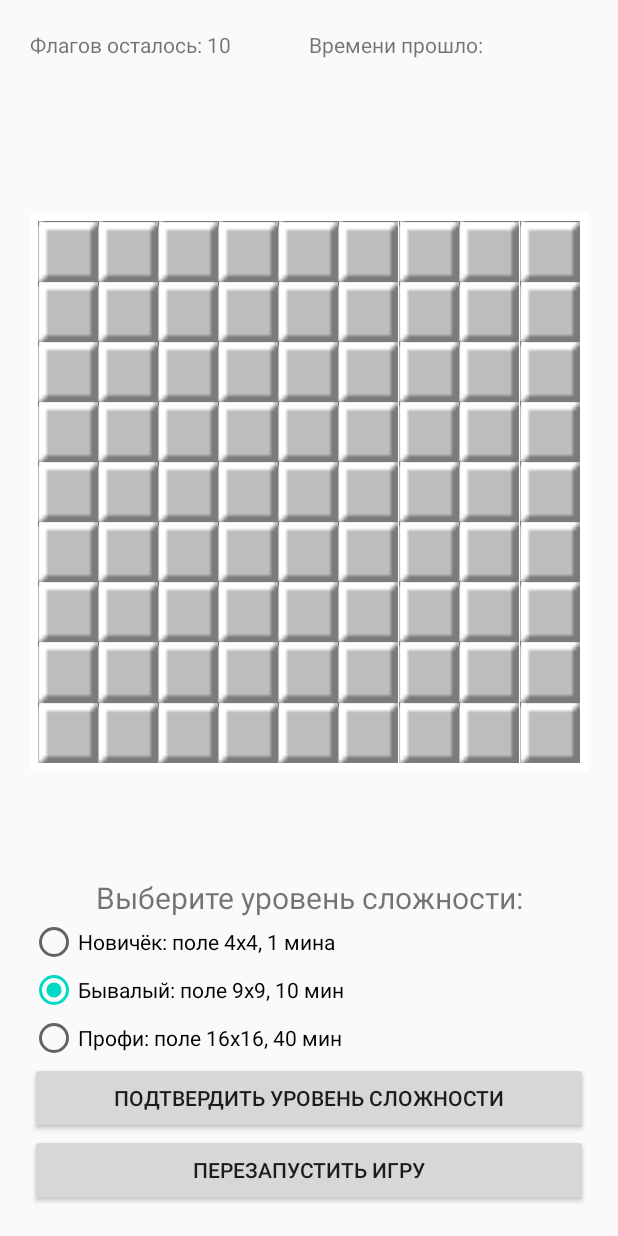
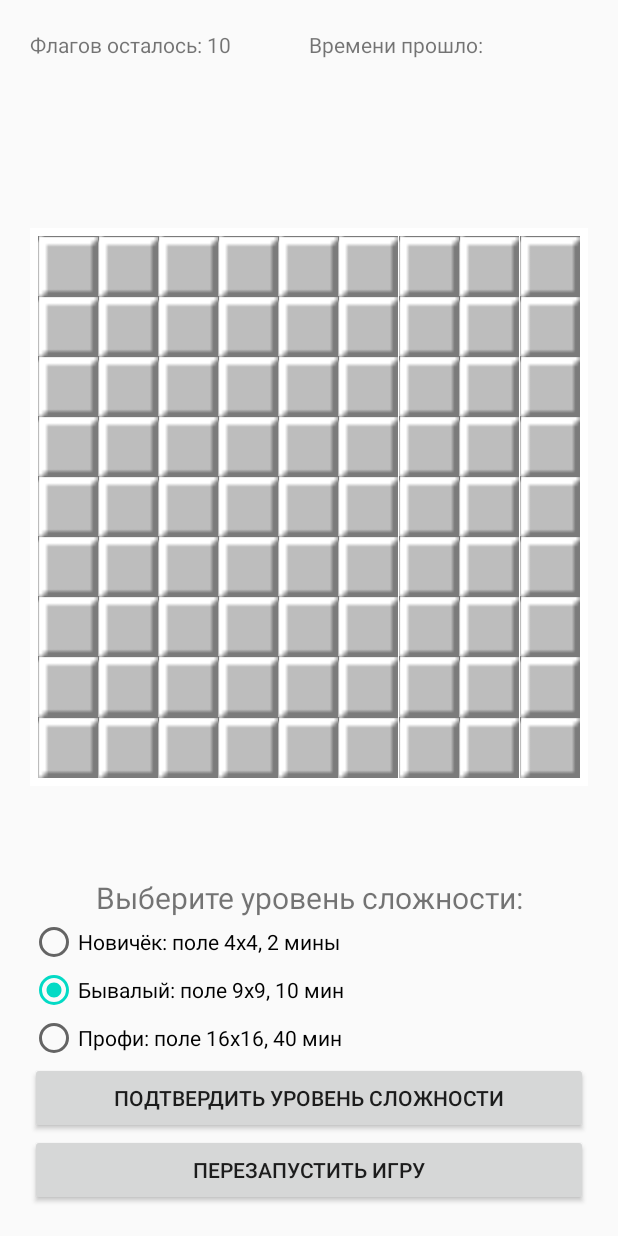
Before and after one commit to mrkiriss/-ombat_engineer, an Android app: the screen it shows after launch (CellsActivity), after a tap on "ПЕРЕЗАПУСТИТЬ ИГРУ", on a phone screen of 412 x 824 dp. Run offline under Robolectric (Android 15) with nearby library versions, the phone set to English and light mode, and no system bars.

Commit message:
Finally adding

```diff
--- a/app/src/main/java/ru/samsung/itschool/book/cells/CellsActivity.java
+++ b/app/src/main/java/ru/samsung/itschool/book/cells/CellsActivity.java
@@ -5,6 +5,7 @@ import android.graphics.drawable.Drawable;
 import android.os.Build;
 import android.os.Bundle;
 
+import android.os.Handler;
 import android.view.LayoutInflater;
 import android.view.View;
 import android.view.View.OnClickListener;
@@ -18,6 +19,16 @@ import android.widget.TextView;
 import androidx.annotation.RequiresApi;
 import androidx.appcompat.app.AppCompatActivity;
 
+import java.io.BufferedReader;
+import java.io.BufferedWriter;
+import java.io.File;
+import java.io.FileNotFoundException;
+import java.io.FileReader;
+import java.io.FileWriter;
+import java.io.IOException;
+import java.io.InputStreamReader;
+
+
 public class CellsActivity extends AppCompatActivity {
 
     private final Context context = this;
@@ -25,74 +36,95 @@ public class CellsActivity extends AppCompatActivity {
     public int WIDTH = 9;
     public int HEIGHT = 9;
     public int NUMBER_OF_MINES = 10;
-    public boolean first_click_made=false;
-    public int number_of_flags=0;
-    public int number_of_opened_cells=0;
+    public boolean first_click_made = false;
+    public int number_of_flags = 0;
+    public int number_of_opened_cells = 0;
+    public int number_of_seconds_after_first_click = 1;
+    public int type_of_difficulty_mode=1;
 
     public int WIDTH_MAX = 40; // переменные для динамического пользовательского изменения параметров поля
-    public int HEIGHT_MAX  = 40;
+    public int HEIGHT_MAX = 40;
 
     public int WIDTH_NEW = 9; // переменные для динамического пользовательского изменения параметров поля
-    public int HEIGHT_NEW  = 9;
-    public int NUMBER_OF_MINES_NEW  = 10;
+    public int HEIGHT_NEW = 9;
+    public int NUMBER_OF_MINES_NEW = 10;
 
     public int values[][] = new int[HEIGHT_MAX][WIDTH_MAX]; // массив карты {-1 - мина, i>=0 - количество мин-соседей}
     private Button[][] cells = new Button[HEIGHT_MAX][WIDTH_MAX];
-    public boolean flags[][] = new boolean[HEIGHT_MAX][WIDTH_MAX];
+    public int flags[][] = new int[HEIGHT_MAX][WIDTH_MAX]; // состояние флага на клетке {0 - нет флага, 1- флаг, 2 - вопрос}
     public boolean opened[][] = new boolean[HEIGHT_MAX][WIDTH_MAX];
+    public int records[] = new int[3];
+
+    Handler mHandler = new Handler();
+    Runnable timer = new Runnable() {
+        @Override
+        public void run() {
+            TextView timer = findViewById(R.id.timer);
+            timer.setText("Времени прошло: " + String.valueOf(number_of_seconds_after_first_click++));
+            mHandler.postDelayed(this, 1000);
+        }
+    };
 
     @RequiresApi(api = Build.VERSION_CODES.LOLLIPOP)
     @Override
     protected void onCreate(Bundle savedInstanceState) {
         super.onCreate(savedInstanceState);
         setContentView(R.layout.new_interface);
+        records[0]=999999;records[1]=999999;records[2]=999999;
         makeCells();
     }
 
     @RequiresApi(api = Build.VERSION_CODES.LOLLIPOP)
     // перезапустить карту в приложении
-    public void resetMap (View v) {
+    public void resetMap(View v) {
         final GridLayout cellsLayout = (GridLayout) findViewById(R.id.CellsLayout);
 
         for (int i = 0; i < HEIGHT_MAX; i++)
             for (int j = 0; j < WIDTH_MAX; j++) {
                 values[i][j] = 0;
-                flags[i][j] = false;
+                flags[i][j] = 0;
                 //cells[i][j]=0;
                 opened[i][j] = false;
             }
-        WIDTH = WIDTH_NEW ;
-        HEIGHT  = HEIGHT_NEW;
-        NUMBER_OF_MINES  = NUMBER_OF_MINES_NEW;
+        WIDTH = WIDTH_NEW;
+        HEIGHT = HEIGHT_NEW;
+        NUMBER_OF_MINES = NUMBER_OF_MINES_NEW;
         first_click_made = false;
         number_of_flags = 0;
-        TextView text = findViewById(R.id.mines_score);
+        number_of_seconds_after_first_click = 1;
+        number_of_opened_cells = 0;
+
+        TextView text = findViewById(R.id.mines_score); // очистить количество оставшихся флагов
         text.setText("Флагов осталось: " + String.valueOf(NUMBER_OF_MINES));
-        number_of_opened_cells = 0;
-        text = findViewById(R.id.game_result);
+        text = findViewById(R.id.game_result); // очистить результат игры
         text.setText("");
+        text = findViewById(R.id.timer); // очистить таймер
+        text.setText("Времени прошло: ");
+
         makeCells();
+        setRecords();
     }
 
     // входит ли клетка в двумерный массив
-    public boolean cellExists(int i, int j){
-        return (i>-1 && j>-1 && i<HEIGHT && j<WIDTH ? true : false);
+    public boolean cellExists(int i, int j) {
+        return (i > -1 && j > -1 && i < HEIGHT && j < WIDTH ? true : false);
     }
 
     // подсчёт количества соседних мин
-    int countNumberNearbyMines(int i, int j){
-        int y=i, x=j, s=0;
-        if (cellExists(y - 1, x - 1) && values[y-1][x-1]==-1) s++;
-        if (cellExists(y - 1, x) && values[y-1][x]==-1) s++;
-        if (cellExists(y - 1, x + 1) && values[y-1][x+1]==-1) s++;
-        if (cellExists(y, x - 1) && values[y][x-1]==-1) s++;
-        if (cellExists(y, x + 1) && values[y][x+1]==-1) s++;
-        if (cellExists(y + 1, x - 1) && values[y+1][x-1]==-1) s++;
-        if (cellExists(y + 1, x) && values[y+1][x]==-1) s++;
-        if (cellExists(y + 1, x + 1) && values[y+1][x+1]==-1) s++;
+    int countNumberNearbyMines(int i, int j) {
+        int y = i, x = j, s = 0;
+        if (cellExists(y - 1, x - 1) && values[y - 1][x - 1] == -1) s++;
+        if (cellExists(y - 1, x) && values[y - 1][x] == -1) s++;
+        if (cellExists(y - 1, x + 1) && values[y - 1][x + 1] == -1) s++;
+        if (cellExists(y, x - 1) && values[y][x - 1] == -1) s++;
+        if (cellExists(y, x + 1) && values[y][x + 1] == -1) s++;
+        if (cellExists(y + 1, x - 1) && values[y + 1][x - 1] == -1) s++;
+        if (cellExists(y + 1, x) && values[y + 1][x] == -1) s++;
+        if (cellExists(y + 1, x + 1) && values[y + 1][x + 1] == -1) s++;
         return s;
     }
 
+    // заполняет массив игрвого поля
     void generate() {
 
         // заполняем массив карты минами и количеством соседних мин
@@ -109,12 +141,11 @@ public class CellsActivity extends AppCompatActivity {
         // добавление количества соседей
         for (int i = 0; i < HEIGHT; i++) {
             for (int j = 0; j < WIDTH; j++) {
-                if (values[i][j]==-1) continue; // дальше, если в ячейке мина
-                if (values[i][j]==777){ // заменить резервацию на стандартный 0 и продолжить
-                    values[i][j]=0;
-                    continue;
+                if (values[i][j] == -1) continue; // дальше, если в ячейке мина
+                if (values[i][j] == 777) { // заменить резервацию на стандартный 0 и продолжить
+                    values[i][j] = 0;
                 }
-                values[i][j]=countNumberNearbyMines(i,j);
+                values[i][j] = countNumberNearbyMines(i, j);
             }
         }
     }
@@ -129,36 +160,40 @@ public class CellsActivity extends AppCompatActivity {
 
     // выполняет прекращение игры - поражение
     @RequiresApi(api = Build.VERSION_CODES.JELLY_BEAN)
-    void endGame(int y, int x){
+    void loseGame(int y, int x) {
         final GridLayout cellsLayout = (GridLayout) findViewById(R.id.CellsLayout);
         Drawable drawable;
         drawable = cellsLayout.getResources().getDrawable(R.drawable.end_mine);
         cells[y][x].setBackground(drawable);
-        values[y][x]=0;
+        values[y][x] = 0;
 
         for (int i = 0; i < HEIGHT; i++) {
             for (int j = 0; j < WIDTH; j++) {
                 opened[i][j] = true;
-                if (values[i][j] == -1 && !flags[i][j]) {
+                if (values[i][j] == -1 && flags[i][j] == 0) { // мина есть, флагов никаких нет
                     drawable = cellsLayout.getResources().getDrawable(R.drawable.mine);
                     cells[i][j].setBackground(drawable);
                 }
-                if (values[i][j] != -1 && flags[i][j]) {
+                if (values[i][j] != -1 && flags[i][j] == 1) { // мины нет, а обычный флаг установлен - картинку неугаданной мины
                     drawable = cellsLayout.getResources().getDrawable(R.drawable.mine_false);
                     cells[i][j].setBackground(drawable);
                 }
+                // флаг-вопрос не обрабатываем
 
             }
         }
         TextView text = findViewById(R.id.game_result);
         text.setText("DEFEAT");
+
+        mHandler.removeCallbacks(timer); // останавливает таймер
     }
 
     // выполняет прекращение игры - победа
     @RequiresApi(api = Build.VERSION_CODES.JELLY_BEAN)
     void winGame() {
+        mHandler.removeCallbacks(timer); // останавливает таймер
         final GridLayout cellsLayout = (GridLayout) findViewById(R.id.CellsLayout);
-        for (int i = 0; i < HEIGHT; i++){
+        for (int i = 0; i < HEIGHT; i++) {
             for (int j = 0; j < WIDTH; j++) {
                 opened[i][j] = true;
                 if (values[i][j] == -1) {
@@ -169,18 +204,20 @@ public class CellsActivity extends AppCompatActivity {
         }
         TextView text = findViewById(R.id.game_result);
         text.setText("VICTORY");
+
+        saveRecords();
     }
 
-    // рекурсивная обработка и отражение на экране соседей у клетки, на которю нажали
+    // обработка и отражение на экране соседей у клетки, на которю нажали
     @RequiresApi(api = Build.VERSION_CODES.JELLY_BEAN)
-    void upWave(int i, int j){ // открывает мины, если выполены необходимые условия// погашение волны, если клетка не входит или уже открыта или имеет мины по-соседству
-        if (!cellExists(i,j) || opened[i][j] || flags[i][j]) return;
-        opened[i][j]=true;
+    void upWave(int i, int j) { // открывает мины, если выполены необходимые условия// погашение волны, если клетка не входит или уже открыта или имеет мины по-соседству
+        if (!cellExists(i, j) || opened[i][j] || flags[i][j] != 0) return;
+        opened[i][j] = true;
         number_of_opened_cells++;
 
         final GridLayout cellsLayout = (GridLayout) findViewById(R.id.CellsLayout);
         Drawable drawable;
-        switch(values[i][j]){
+        switch (values[i][j]) {
             case 0:
                 drawable = cellsLayout.getResources().getDrawable(R.drawable.zero);
                 cells[i][j].setBackground(drawable);
@@ -205,51 +242,125 @@ public class CellsActivity extends AppCompatActivity {
                 drawable = cellsLayout.getResources().getDrawable(R.drawable.four);
                 cells[i][j].setBackground(drawable);
                 break;
+            case 5:
+                drawable = cellsLayout.getResources().getDrawable(R.drawable.five);
+                cells[i][j].setBackground(drawable);
+                break;
+            case 6:
+                drawable = cellsLayout.getResources().getDrawable(R.drawable.six);
+                cells[i][j].setBackground(drawable);
+                break;
+            case 7:
+                drawable = cellsLayout.getResources().getDrawable(R.drawable.seven);
+                cells[i][j].setBackground(drawable);
+                break;
+            case 8:
+                drawable = cellsLayout.getResources().getDrawable(R.drawable.eight);
+                cells[i][j].setBackground(drawable);
+                break;
         }
 
         // проверка на победу
-        if (number_of_opened_cells==HEIGHT*WIDTH-NUMBER_OF_MINES){
+        if (number_of_opened_cells == HEIGHT * WIDTH - NUMBER_OF_MINES) {
             winGame();
             return;
         }
 
         // погашение волны, если клетка имеет мины по-соседству
-        if(countNumberNearbyMines(i,j)>0) return;
+        if (countNumberNearbyMines(i, j) > 0) return;
         // запрос в соседние клетки
-        upWave(i-1,j-1);
-        upWave(i-1,j);
-        upWave(i-1,j+1);
-        upWave(i,j-1);
-        upWave(i,j+1);
-        upWave(i+1,j-1);
-        upWave(i+1,j);
-        upWave(i+1,j+1);
+        upWave(i - 1, j - 1);
+        upWave(i - 1, j);
+        upWave(i - 1, j + 1);
+        upWave(i, j - 1);
+        upWave(i, j + 1);
+        upWave(i + 1, j - 1);
+        upWave(i + 1, j);
+        upWave(i + 1, j + 1);
     }
 
     // смена режима игры
-    public void acceptDifficult(View v){
+    public void acceptDifficult(View v) {
         final GridLayout cellsLayout = (GridLayout) findViewById(R.id.CellsLayout);
         RadioGroup radio = findViewById(R.id.radio);
-        switch (radio.getCheckedRadioButtonId()){
+        switch (radio.getCheckedRadioButtonId()) {
             case R.id.difficult_mode0:
+                type_of_difficulty_mode=0;
                 WIDTH_NEW = 4;
-                HEIGHT_NEW  = 4;
-                NUMBER_OF_MINES_NEW  = 1;
+                HEIGHT_NEW = 4;
+                NUMBER_OF_MINES_NEW = 2;
                 break;
             case R.id.difficult_mode1:
-                WIDTH_NEW  = 9;
-                HEIGHT_NEW  = 9;
-                NUMBER_OF_MINES_NEW  = 10;
+                type_of_difficulty_mode=1;
+                WIDTH_NEW = 9;
+                HEIGHT_NEW = 9;
+                NUMBER_OF_MINES_NEW = 10;
                 break;
             case R.id.difficult_mode2:
-                WIDTH_NEW  = 16;
-                HEIGHT_NEW  = 16;
-                NUMBER_OF_MINES_NEW  = 40;
+                type_of_difficulty_mode=2;
+                WIDTH_NEW = 16;
+                HEIGHT_NEW = 16;
+                NUMBER_OF_MINES_NEW = 40;
                 break;
+        }
+        //setRecords();
+    }
+
+    // получить и отобразить рекорды из файла
+    void setRecords() {
+        /*
+        if (records[0]==-1 && records[1]==-1 && records[2]==-1) { // получаем рекорды из файла, если они ещё не получены
+            try {
+                File file = new File("C:/prog/github/Combat_engineer/app/src/main/res/records.txt");
+                FileReader fr = new FileReader(file);
+                BufferedReader reader = new BufferedReader(fr);
+                String line = reader.readLine();
+                int i = 0;
+                while (line != null && i<3) {
+                    records[i++] = Integer.valueOf(line);
+                    line = reader.readLine();
+                }
+                TextView text = findViewById(R.id.record);
+                reader.close();
+            } catch (FileNotFoundException e) {
+                e.printStackTrace();
+            } catch (IOException e) {
+                e.printStackTrace();
+            }
+        }
+        */
+        TextView text = findViewById(R.id.record);
+        if (records[type_of_difficulty_mode]!=999999) { // отображаем, если они существуют
+            int record_value = records[type_of_difficulty_mode];
+            text.setText("Рекорд на выбраном уравне сложности: " + String.valueOf(record_value));
+        }else{
+            text.setText("");
         }
     }
 
-    @RequiresApi(api = Build.VERSION_CODES.LOLLIPOP)
+    // сохранить результаты
+    void saveRecords() {
+        if (number_of_seconds_after_first_click<records[type_of_difficulty_mode]) records[type_of_difficulty_mode]=number_of_seconds_after_first_click-1;
+        /*
+        try {
+            File file = new File("C:/prog/github/Combat_engineer/app/src/main/res/records.txt");
+
+            FileWriter fW = new FileWriter(file);
+            BufferedWriter writer = new BufferedWriter(fW);
+            for (int i:records){
+                writer.write(String.valueOf(i)+'\n');
+            }
+            writer.close();
+        } catch (FileNotFoundException e) {
+            e.printStackTrace();
+        } catch (IOException e) {
+            e.printStackTrace();
+        }
+
+         */
+    }
+
+        @RequiresApi(api = Build.VERSION_CODES.LOLLIPOP)
     public void makeCells() {
         // post action надо, потому что дальше в коде наше поле делаем квадратным
         final GridLayout cellsLayout = (GridLayout) findViewById(R.id.CellsLayout); // очистить поле клеток
@@ -266,6 +377,9 @@ public class CellsActivity extends AppCompatActivity {
                 int size = Math.min(cellsLayout.getWidth(), cellsLayout.getHeight());
                 fieldParams.width = size;
                 fieldParams.height = size;
+
+                // отомражаем рекорд
+                setRecords();
 
                 cellsLayout.setLayoutParams(fieldParams);
                 cellsLayout.setColumnCount(WIDTH);
@@ -292,16 +406,19 @@ public class CellsActivity extends AppCompatActivity {
 
                                 int tappedX = getX(tappedCell);
                                 int tappedY = getY(tappedCell);
-                                if (opened[tappedY][tappedX] || flags[tappedY][tappedX]) return; // перестать реагировать на нажатие, если клавиши уже отображена или на ней флаг
+                                if (opened[tappedY][tappedX] || flags[tappedY][tappedX]!=0) return; // перестать реагировать на нажатие, если клавиши уже отображена или на ней флаг
                                 if (first_click_made ) {
 
                                     if (values[tappedY][tappedX] == -1) {
-                                        endGame(tappedY,tappedX);
+                                        loseGame(tappedY,tappedX);
                                     } else {
                                         upWave(tappedY,tappedX);
                                     }
                                 }else{
                                     first_click_made=true;
+
+                                    mHandler.postDelayed(timer, 100);
+
                                     values[tappedY][tappedX]=777; // добавляет в массив значение первого нажатого элемента и его окружения
                                     if (HEIGHT>0) {
                                         if (cellExists(tappedY - 1, tappedX))
@@ -337,17 +454,26 @@ public class CellsActivity extends AppCompatActivity {
                                 int tappedY = getY(tappedCell);
                                 if(opened[tappedY][tappedX]) return true;
                                 TextView text = findViewById(R.id.mines_score);
-                                if (!flags[tappedY][tappedX]) {
+                                if (flags[tappedY][tappedX]==0) {
                                     Drawable drawable = cellsLayout.getResources().getDrawable(R.drawable.flag);
                                     cells[tappedY][tappedX].setBackground(drawable);
-                                    flags[tappedY][tappedX]=true;
+                                    flags[tappedY][tappedX]=1;
                                     number_of_flags++;
                                     text.setText("Флагов осталось: " + String.valueOf(NUMBER_OF_MINES-number_of_flags));
-                                }else{
+                                    return true;
+                                }
+                                if (flags[tappedY][tappedX]==1){
+                                    Drawable drawable = cellsLayout.getResources().getDrawable(R.drawable.unknown);
+                                    cells[tappedY][tappedX].setBackground(drawable);
+                                    flags[tappedY][tappedX]=2;
+                                    number_of_flags--;
+                                    text.setText("Флагов осталось: " + String.valueOf(NUMBER_OF_MINES-number_of_flags));
+                                    return true;
+                                }
+                                if (flags[tappedY][tappedX]==2){
                                     Drawable drawable = cellsLayout.getResources().getDrawable(R.drawable.hide);
                                     cells[tappedY][tappedX].setBackground(drawable);
-                                    flags[tappedY][tappedX]=false;
-                                    number_of_flags--;
+                                    flags[tappedY][tappedX]=0;
                                     text.setText("Флагов осталось: " + String.valueOf(NUMBER_OF_MINES-number_of_flags));
                                 }
                                 return true;
--- a/app/src/main/res/layout/new_interface.xml
+++ b/app/src/main/res/layout/new_interface.xml
@@ -38,6 +38,13 @@
         android:gravity="bottom|center"
         android:textSize="24sp"
         android:textStyle="bold" />
+
+    <TextView
+        android:id="@+id/record"
+        android:layout_width="match_parent"
+        android:layout_height="wrap_content"
+        android:layout_gravity="center"
+        android:gravity="center" />
 
     <FrameLayout
         android:layout_width="match_parent"
--- /dev/null
+++ b/app/src/main/res/records.txt
@@ -0,0 +1,3 @@
+99999999
+99999999
+99999999
--- a/app/src/main/res/values/strings.xml
+++ b/app/src/main/res/values/strings.xml
@@ -1,12 +1,12 @@
 <?xml version="1.0" encoding="utf-8"?>
 <resources>
-    <string name="app_name">Combat_engineer</string>
+    <string name="app_name">Combat Engineer</string>
     <string name="reset_text">Перезапустить игру</string>
     <string name="timer">Времени прошло: </string>
     <string name="mines">Флагов осталось: </string>
     <string name="accept_difficult">Подтвердить уровень сложности</string>
     <string name="choose_difficult">Выберите уровень сложности:</string>
-    <string name="difficult_mode0">Новичёк: поле 4х4, 1 мина</string>
+    <string name="difficult_mode0">Новичёк: поле 4х4, 2 мины</string>
     <string name="difficult_mode1">Бывалый: поле 9х9, 10 мин</string>
     <string name="difficult_mode2">Профи: поле 16х16, 40 мин</string>
 </resources>
```
Also changed, not shown: app/src/main/res/drawable/eight.png (added), app/src/main/res/drawable/five.png (added), app/src/main/res/drawable/four.png, app/src/main/res/drawable/hide.png, app/src/main/res/drawable/seven.png (added), app/src/main/res/drawable/six.png (added), app/src/main/res/drawable/two.png, app/src/main/res/drawable/unknown.png (added), 51 other files.
